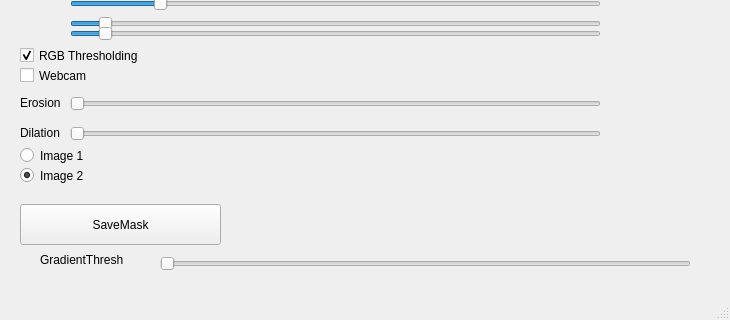
The window that mainwindow.ui (Classic-Daniel/CalibrationBallDetection) describes before a commit, drawn with Qt 5; both pictures show x 0 to 730 and y 263 to 583 of the 730 by 583 pixel window.
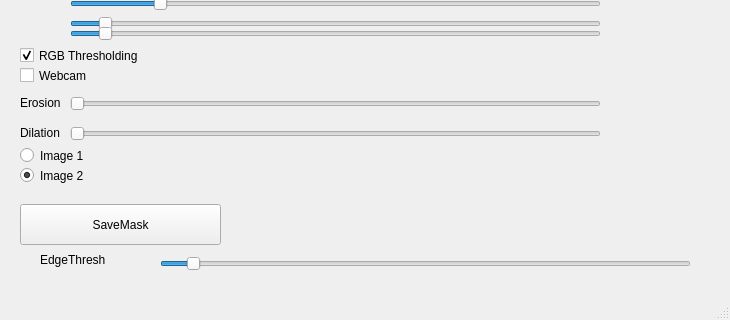
The same window after the commit. Custom widgets are drawn as their Qt base class.

Commit message: Canny edge subtraction

The edit to the form file:
```diff
--- a/mainwindow.ui
+++ b/mainwindow.ui
@@ -640,13 +640,13 @@
      </rect>
     </property>
     <property name="maximum">
-     <number>255</number>
+     <number>200</number>
     </property>
     <property name="singleStep">
      <number>1</number>
     </property>
     <property name="value">
-     <number>0</number>
+     <number>10</number>
     </property>
     <property name="orientation">
      <enum>Qt::Horizontal</enum>
@@ -662,7 +662,7 @@
      </rect>
     </property>
     <property name="text">
-     <string>GradientThresh</string>
+     <string>EdgeThresh</string>
     </property>
    </widget>
   </widget>
```
The commit also changes 2 other files.
